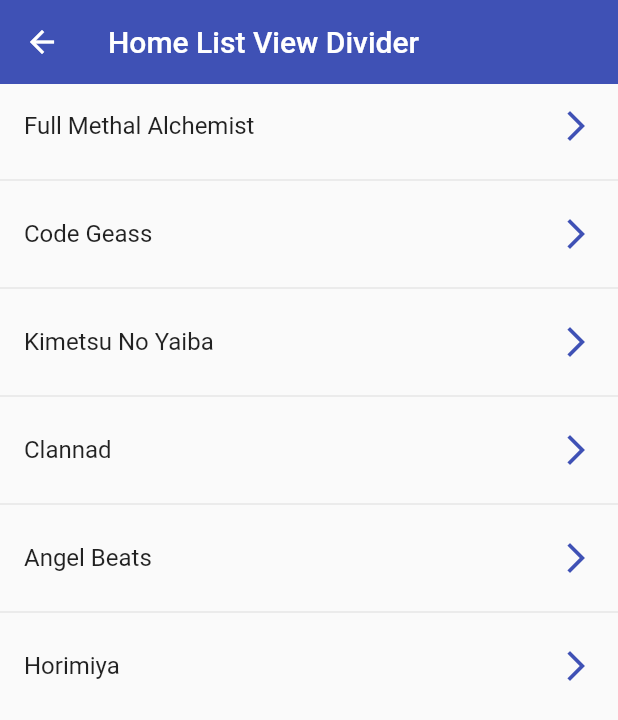
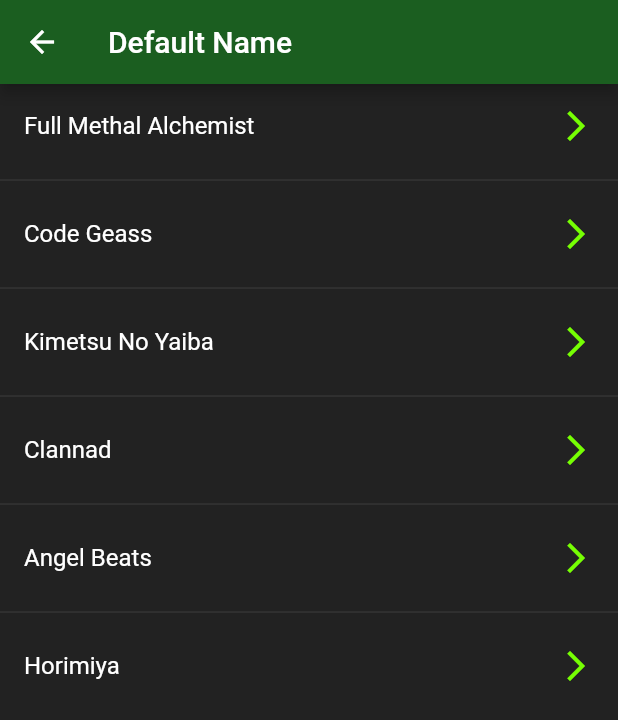
Before and after one commit to JohanRiv/components_app, a Flutter app: the ListviewDividerScreen screen opened by its route, on a phone screen of 412 x 824 dp. Shown: the top 720 px of the screen. Run offline on Flutter 3.47's test engine with Material 2 defaults, Android fonts, the phone set to English and light mode, and no system bars.

Commit message:
Adding theme to the app

```diff
--- a/lib/main.dart
+++ b/lib/main.dart
@@ -1,5 +1,6 @@
 import 'package:flutter/material.dart';
 
+import 'package:components_app/themes/themes.dart';
 import 'package:components_app/router/app_routes.dart';
 
 void main() => runApp(const MyApp());
@@ -15,6 +16,7 @@ class MyApp extends StatelessWidget {
       initialRoute: AppRoutes.initialRoute,
       routes: AppRoutes.getRoutes(),
       onGenerateRoute: AppRoutes.onGenerateRoute,
+      theme: DarkTheme.darkTheme,
     );
   }
 }
--- a/lib/screens/listview_divider_screen.dart
+++ b/lib/screens/listview_divider_screen.dart
@@ -16,9 +16,7 @@ class ListviewDividerScreen extends StatelessWidget {
   Widget build(BuildContext context) {
     return Scaffold(
       appBar: AppBar(
-        title: const Text("Home List View Divider"),
-        elevation: 0,
-        backgroundColor: Colors.indigo,
+        title: const Text("Default Name"),
       ),
       body: ListView.separated(
         itemCount: options.length,
@@ -26,7 +24,6 @@ class ListviewDividerScreen extends StatelessWidget {
           title: Text(options[index]),
           trailing: const Icon(
             Icons.arrow_forward_ios,
-            color: Colors.indigo,
           ),
           onTap: () => {},
         ),
--- /dev/null
+++ b/lib/themes/dark_theme.dart
@@ -0,0 +1,11 @@
+import 'package:flutter/material.dart';
+
+class DarkTheme {
+  static final Color primary = Colors.green.shade900;
+  static final Color secundary = Colors.lightGreenAccent.shade400;
+  static final ThemeData darkTheme = ThemeData.dark().copyWith(
+      primaryColor: primary,
+      appBarTheme: AppBarTheme(color: primary),
+      iconTheme: IconThemeData(color: secundary),
+      scaffoldBackgroundColor: Colors.black87);
+}
--- /dev/null
+++ b/lib/themes/themes.dart
@@ -0,0 +1 @@
+export 'package:components_app/themes/dark_theme.dart';
```
